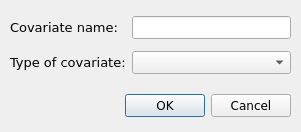
The window that src/rc_metastudio/forms/new_covariate_dlg.ui (AliSalman-et-al/openmeta-analyst-community) describes before a commit, drawn with Qt 5.
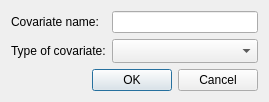
The same window after the commit. Icons and pictures are not drawn.

Commit message:
Make Edit Dataset workspace adaptive
Migrate the modal dataset editor and nested add/rename dialogs to managed adaptive layouts. Add screen-safe placement, persisted pane proportions, internal overflow, keyboard coverage, and accepted/rejected workflow regressions.

Closes #297

```diff
--- a/src/rc_metastudio/forms/new_covariate_dlg.ui
+++ b/src/rc_metastudio/forms/new_covariate_dlg.ui
@@ -2,121 +2,13 @@
 <ui version="4.0">
  <class>new_covariate_dialog</class>
  <widget class="QDialog" name="new_covariate_dialog">
-  <property name="enabled">
-   <bool>true</bool>
-  </property>
-  <property name="geometry">
-   <rect>
-    <x>0</x>
-    <y>0</y>
-    <width>301</width>
-    <height>132</height>
-   </rect>
-  </property>
-  <property name="minimumSize">
-   <size>
-    <width>301</width>
-    <height>132</height>
-   </size>
-  </property>
-  <property name="maximumSize">
-   <size>
-    <width>301</width>
-    <height>132</height>
-   </size>
-  </property>
-  <property name="font">
-   <font>
-    <family>Verdana</family>
-   </font>
-  </property>
-  <property name="windowTitle">
-   <string>Add Covariate</string>
-  </property>
-  <property name="windowIcon">
-   <iconset>
-    <normaloff>:/misc/meta.png</normaloff>:/misc/meta.png</iconset>
-  </property>
-  <widget class="QDialogButtonBox" name="buttonBox">
-   <property name="geometry">
-    <rect>
-     <x>10</x>
-     <y>90</y>
-     <width>281</width>
-     <height>32</height>
-    </rect>
-   </property>
-   <property name="font">
-    <font>
-     <family>Verdana</family>
-    </font>
-   </property>
-   <property name="orientation">
-    <enum>Qt::Horizontal</enum>
-   </property>
-   <property name="standardButtons">
-    <set>QDialogButtonBox::Cancel|QDialogButtonBox::Ok</set>
-   </property>
-  </widget>
-  <widget class="QWidget" name="layoutWidget">
-   <property name="geometry">
-    <rect>
-     <x>10</x>
-     <y>10</y>
-     <width>281</width>
-     <height>71</height>
-    </rect>
-   </property>
-   <layout class="QGridLayout" name="gridLayout">
-    <item row="0" column="0">
-     <widget class="QLabel" name="label_2">
-      <property name="font">
-       <font>
-        <family>Verdana</family>
-        <pointsize>10</pointsize>
-       </font>
-      </property>
-      <property name="text">
-       <string>Covariate name:</string>
-      </property>
-     </widget>
-    </item>
-    <item row="0" column="1">
-     <widget class="QLineEdit" name="covariate_name_le">
-      <property name="font">
-       <font>
-        <family>Verdana</family>
-       </font>
-      </property>
-      <property name="alignment">
-       <set>Qt::AlignCenter</set>
-      </property>
-     </widget>
-    </item>
-    <item row="1" column="0">
-     <widget class="QLabel" name="label">
-      <property name="font">
-       <font>
-        <family>Verdana</family>
-        <pointsize>10</pointsize>
-       </font>
-      </property>
-      <property name="text">
-       <string>Type of covariate:</string>
-      </property>
-     </widget>
-    </item>
-    <item row="1" column="1">
-     <widget class="QComboBox" name="datatype_cbo_box">
-      <property name="font">
-       <font>
-        <family>Verdana</family>
-       </font>
-      </property>
-     </widget>
-    </item>
-   </layout>
-  </widget>
+  <property name="geometry"><rect><x>0</x><y>0</y><width>0</width><height>0</height></rect></property>
+  <property name="windowTitle"><string>Add Covariate</string></property>
+  <property name="windowIcon"><iconset resource="images/icons.qrc"><normaloff>:/misc/meta.png</normaloff>:/misc/meta.png</iconset></property>
+  <layout class="QVBoxLayout" name="verticalLayout">
+   <item><layout class="QFormLayout" name="formLayout"><property name="fieldGrowthPolicy"><enum>QFormLayout::AllNonFixedFieldsGrow</enum></property><item row="0" column="0"><widget class="QLabel" name="label_2"><property name="text"><string>Covariate name:</string></property><property name="buddy"><cstring>covariate_name_le</cstring></property></widget></item><item row="0" column="1"><widget class="QLineEdit" name="covariate_name_le"><property name="alignment"><set>Qt::AlignCenter</set></property></widget></item><item row="1" column="0"><widget class="QLabel" name="label"><property name="text"><string>Type of covariate:</string></property><property name="buddy"><cstring>datatype_cbo_box</cstring></property></widget></item><item row="1" column="1"><widget class="QComboBox" name="datatype_cbo_box"><property name="sizeAdjustPolicy"><enum>QComboBox::AdjustToMinimumContentsLengthWithIcon</enum></property><property name="minimumContentsLength"><number>12</number></property></widget></item></layout></item>
+   <item><widget class="QDialogButtonBox" name="buttonBox"><property name="orientation"><enum>Qt::Horizontal</enum></property><property name="standardButtons"><set>QDialogButtonBox::Cancel|QDialogButtonBox::Ok</set></property></widget></item>
+  </layout>
  </widget>
  <resources>
   <include location="images/icons.qrc"/>
```
Left out of the diff: 40 changed lines with no effect on the pictures. The commit also changes 22 other files.
